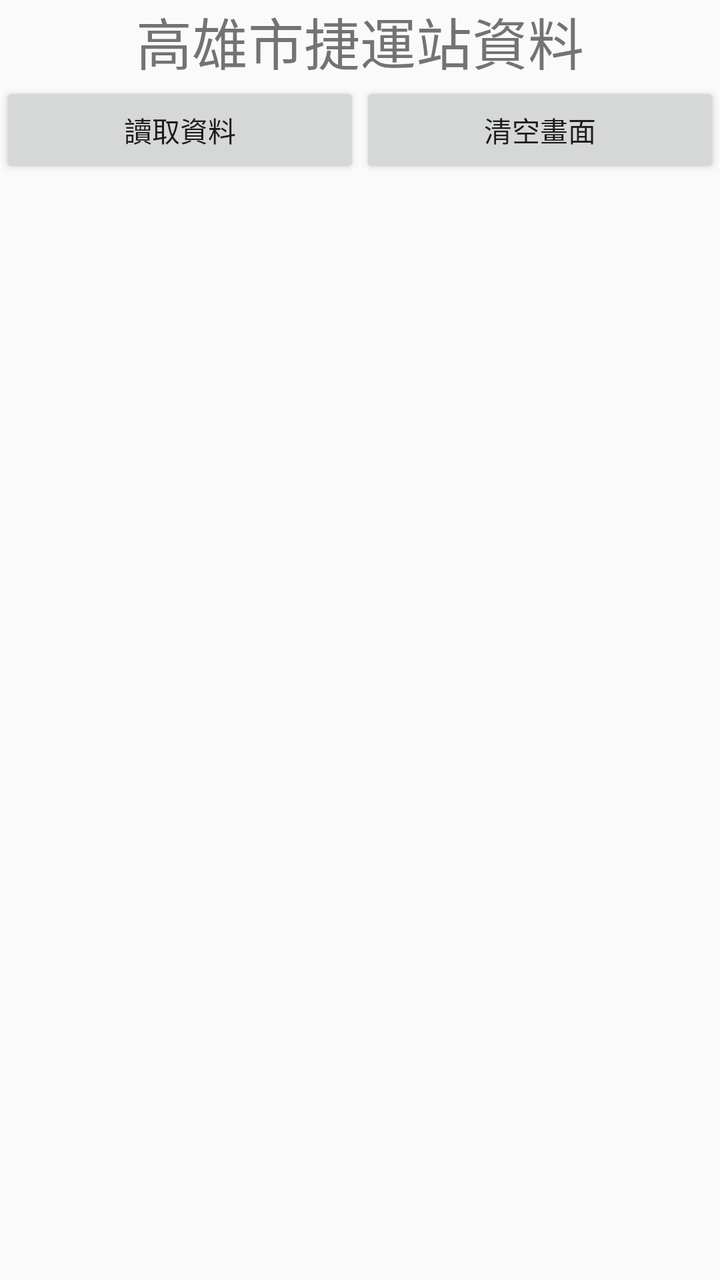
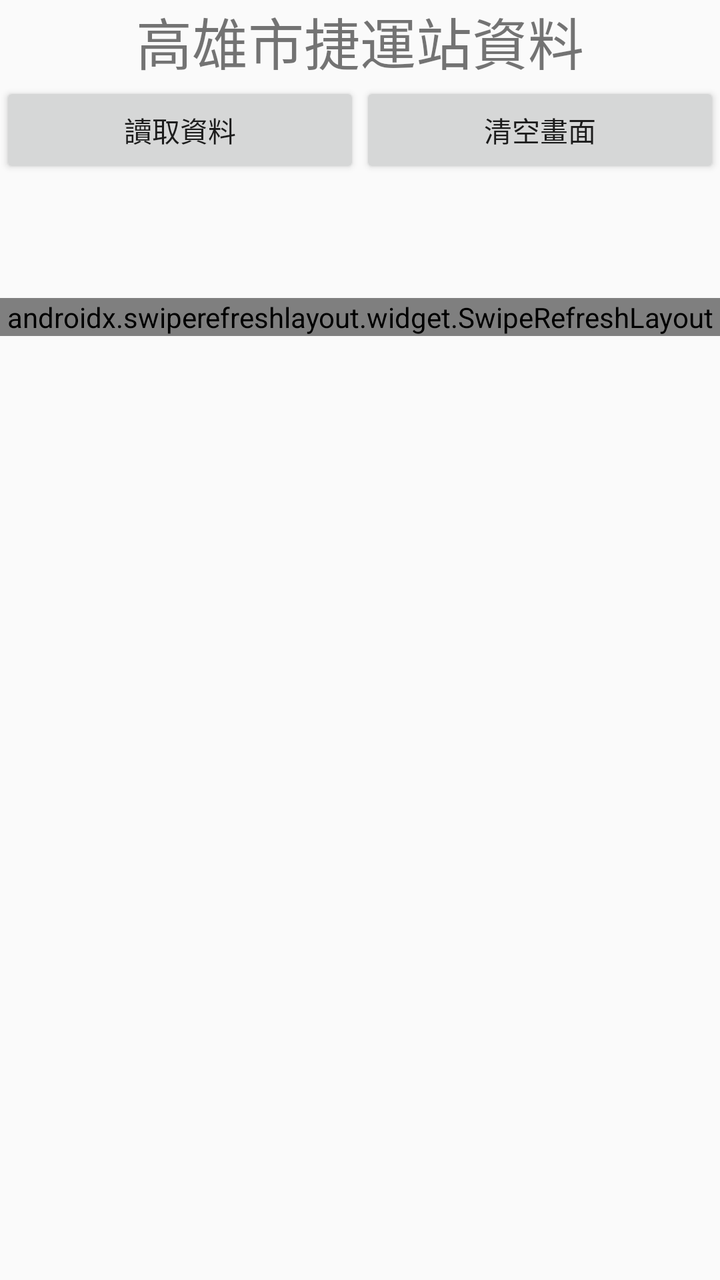

Compare the two renders of this Android layout. The source of the first and the diff that turns it into the second are given below.
<!-- AndroidManifest.xml: application theme Theme.Homework2 -->
<!-- res/layout/activity_kaohsiung_mrtstations.xml -->
<?xml version="1.0" encoding="utf-8"?>
<LinearLayout xmlns:android="http://schemas.android.com/apk/res/android"
    android:id="@+id/main"
    android:layout_width="match_parent"
    android:layout_height="match_parent"
    android:orientation="vertical">


    <TextView
        android:layout_width="match_parent"
        android:layout_height="wrap_content"
        android:id="@+id/tv_kaohsiung_mrt_station_title"
        android:text="高雄市捷運站資料"
        android:textSize="28sp"
        android:gravity="center"/>

    <LinearLayout
        android:layout_width="match_parent"
        android:layout_height="wrap_content"
        android:orientation="horizontal">

        <Button
            android:layout_width="wrap_content"
            android:layout_height="wrap_content"
            android:id="@+id/btn_get_data_mrt"
            android:text="讀取資料"
            android:layout_weight="1"/>

        <Button
            android:layout_width="wrap_content"
            android:layout_height="wrap_content"
            android:id="@+id/btn_clear_data_mrt"
            android:text="清空畫面"
            android:layout_weight="1"/>




    </LinearLayout>

    <ProgressBar
        android:layout_width="40dp"
        android:layout_height="40dp"
        android:id="@+id/pb_spinner"
        style="@android:style/Widget.ProgressBar"
        android:layout_margin="10dp"
        android:layout_gravity="center_horizontal"
        android:visibility="invisible"/>

    <ListView
        android:layout_width="match_parent"
        android:layout_height="wrap_content"
        android:id="@+id/lv_kaohsiung_mrt_station"
        android:layout_margin="15dp"/>

</LinearLayout>
<!-- resources referenced by this layout -->
<resources>
  <style name="Theme.Homework2" parent="Base.Theme.Homework2" />
  <style name="Base.Theme.Homework2" parent="Theme.AppCompat.DayNight.NoActionBar">
  
          
          
      </style>
</resources>

<!-- the commit's change to res/layout/activity_kaohsiung_mrtstations.xml (unified diff, before → after) -->
@@ -46,11 +46,18 @@
         android:layout_margin="10dp"
         android:layout_gravity="center_horizontal"
         android:visibility="invisible"/>
-
-    <ListView
+    <androidx.swiperefreshlayout.widget.SwipeRefreshLayout
         android:layout_width="match_parent"
         android:layout_height="wrap_content"
-        android:id="@+id/lv_kaohsiung_mrt_station"
-        android:layout_margin="15dp"/>
+        android:id="@+id/srl_main">
+
+        <ListView
+            android:layout_width="match_parent"
+            android:layout_height="wrap_content"
+            android:id="@+id/lv_kaohsiung_mrt_station"
+            android:layout_margin="15dp"/>
+
+    </androidx.swiperefreshlayout.widget.SwipeRefreshLayout>
+
 
 </LinearLayout>
